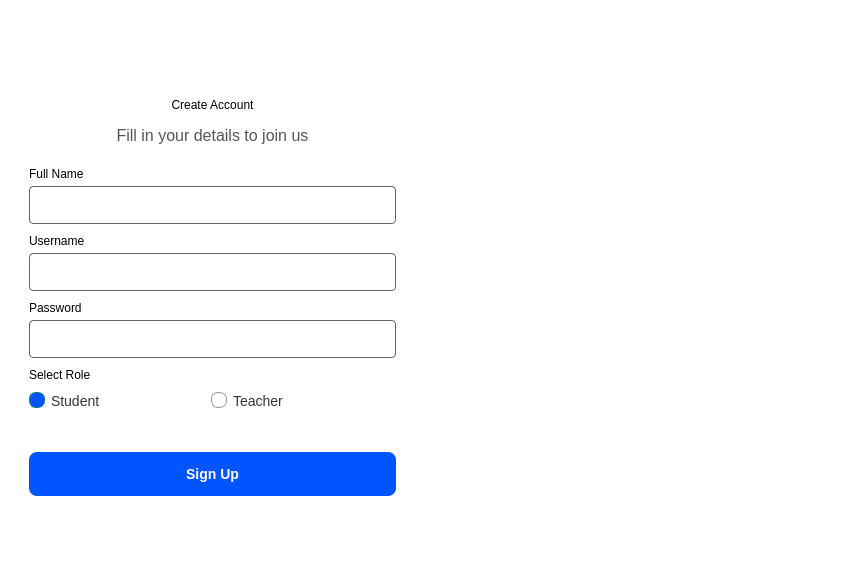
Before: the Qt Designer form ui/QTFiles/signup.ui in fizzycoding/Attendance-Management-System--College, drawn with Qt 5.
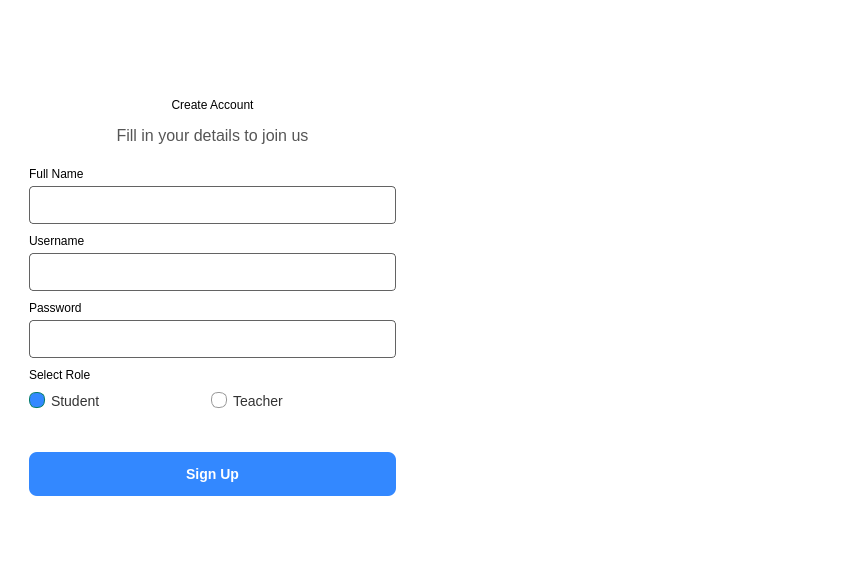
After: the same form once the commit is applied.

```diff
--- a/ui/QTFiles/signup.ui
+++ b/ui/QTFiles/signup.ui
@@ -415,7 +415,7 @@
 border: 1px solid #999;
 }
 QRadioButton::indicator:checked {
-background-color: #0055FF;
+background-color: #3388FF;
 border: 1px solid #067d68;
 }</string>
                  </property>
@@ -490,7 +490,7 @@
             <string notr="true">#registerButton {
 height: 44px;
 padding: 0 16px;
-background-color:#0055FF;
+background-color:#3388FF;
 color: white;
 font-size: 14px;
 font-weight: 600;
```
Left out of the diff: 10 changed lines with no effect on the pictures.
